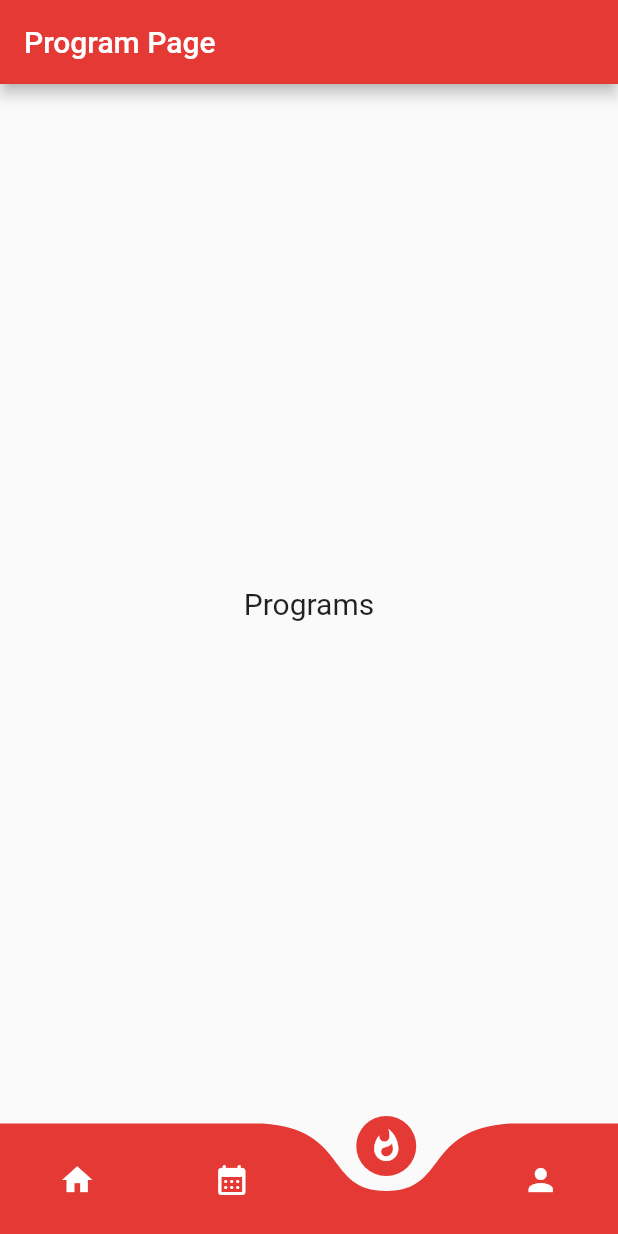
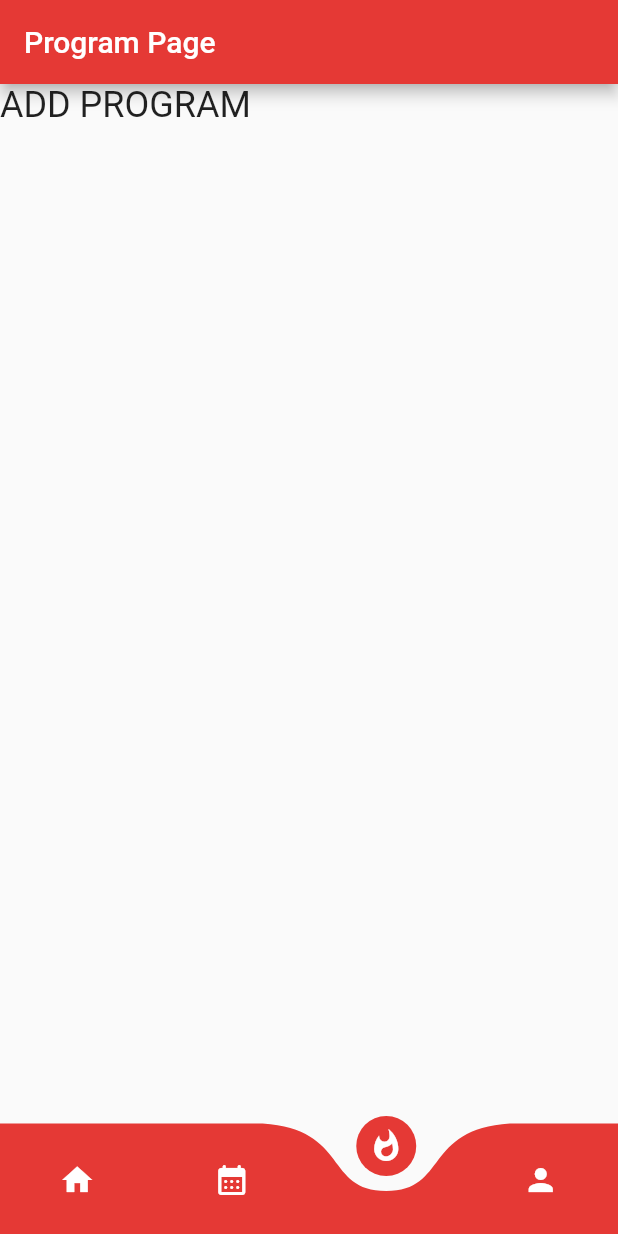
Before and after one commit to Pupae-ktsw/workout-planner-frontend, a Flutter app: the screen it shows after launch, item 3 of the bottom bar chosen, on a phone screen of 412 x 824 dp. Run offline on Flutter 3.47's test engine with Material 2 defaults, Android fonts, the phone set to English and light mode, and no system bars; drawn by our look-alikes of curved_navigation_bar; our stand-ins replace google_fonts; Roboto replaces fonts that are missing (Prompt).

```diff
--- a/lib/views/login_page.dart
+++ b/lib/views/login_page.dart
@@ -39,7 +39,7 @@ class _LoginPageState extends State<LoginPage> {
                 padding: const EdgeInsets.symmetric(horizontal: 25.0),
                 child: Container(
                   decoration: BoxDecoration(
-                      color: Color.fromARGB(255, 255, 174, 169),
+                      color: Color.fromARGB(255, 36, 27, 26),
                       borderRadius: BorderRadius.circular(15)),
                   child: Padding(
                     padding: const EdgeInsets.only(left: 20.0),
--- a/lib/views/program_page.dart
+++ b/lib/views/program_page.dart
@@ -1,4 +1,5 @@
 import 'package:flutter/material.dart';
+import 'package:google_fonts/google_fonts.dart';
 
 class ProgramPage extends StatelessWidget {
   @override
@@ -7,7 +8,17 @@ class ProgramPage extends StatelessWidget {
       appBar: AppBar(
         title: Text('Program Page'),
       ),
-      body: Center(child: Text('Programs', style: TextStyle(fontSize: 20))),
+      body: Container(
+        child: Align(
+          alignment: Alignment.topLeft,
+          child: Text(
+            'ADD PROGRAM',
+            style: GoogleFonts.prompt(
+              fontSize: 24,
+            ),
+          ),
+        ),
+      ),
     );
   }
 }
```
